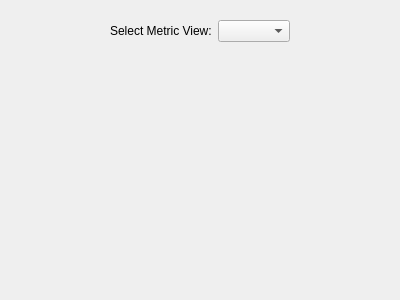
Above: widgets/PerformanceDataMetricView.ui from OpenSpeedShop/cbtf-argonavis-gui before the change. Below: the same form after it.
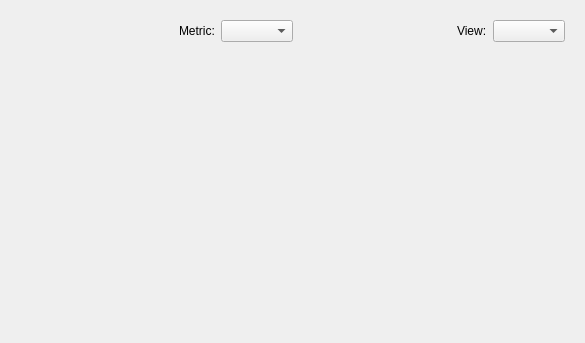
That is the form after the change.

Commit message: Implemented Function, Statement, LinkedObject and Loop views. Converted PerformanceDataManager::processMetricView to a template function and implemented three template functions with template specializations to provided needed information for view type.

Diff of the .ui file:
```diff
--- a/widgets/PerformanceDataMetricView.ui
+++ b/widgets/PerformanceDataMetricView.ui
@@ -6,8 +6,8 @@
    <rect>
     <x>0</x>
     <y>0</y>
-    <width>400</width>
-    <height>300</height>
+    <width>585</width>
+    <height>343</height>
    </rect>
   </property>
   <property name="windowTitle">
@@ -40,7 +40,7 @@
      <property name="frameShadow">
       <enum>QFrame::Plain</enum>
      </property>
-     <layout class="QHBoxLayout" name="horizontalLayout" stretch="1,0,0,1">
+     <layout class="QHBoxLayout" name="horizontalLayout" stretch="1,0,0,1,0,0">
       <item>
        <spacer name="horizontalSpacer_TopSelector_Left">
         <property name="orientation">
@@ -57,7 +57,7 @@
       <item>
        <widget class="QLabel" name="label_SelectMetricView">
         <property name="text">
-         <string>Select Metric View:</string>
+         <string>Metric:</string>
         </property>
        </widget>
       </item>
@@ -81,6 +81,23 @@
         </property>
        </spacer>
       </item>
+      <item>
+       <widget class="QLabel" name="label_SelectView">
+        <property name="text">
+         <string>View:</string>
+        </property>
+       </widget>
+      </item>
+      <item>
+       <widget class="QComboBox" name="comboBox_ViewSelection">
+        <property name="toolTip">
+         <string>Select the metric view type</string>
+        </property>
+        <property name="sizeAdjustPolicy">
+         <enum>QComboBox::AdjustToContents</enum>
+        </property>
+       </widget>
+      </item>
      </layout>
     </widget>
    </item>
```
Left out of the diff: 7 changed lines with no effect on the pictures. The commit also changes 4 other files.
